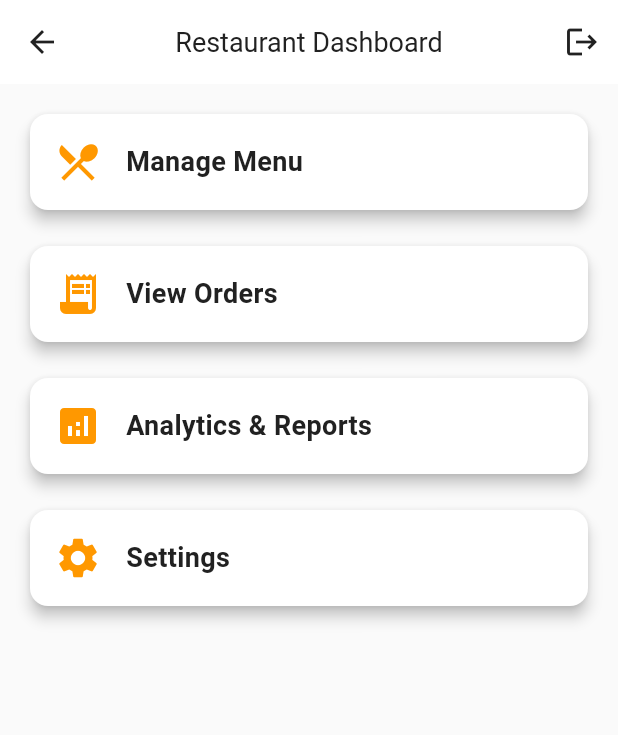
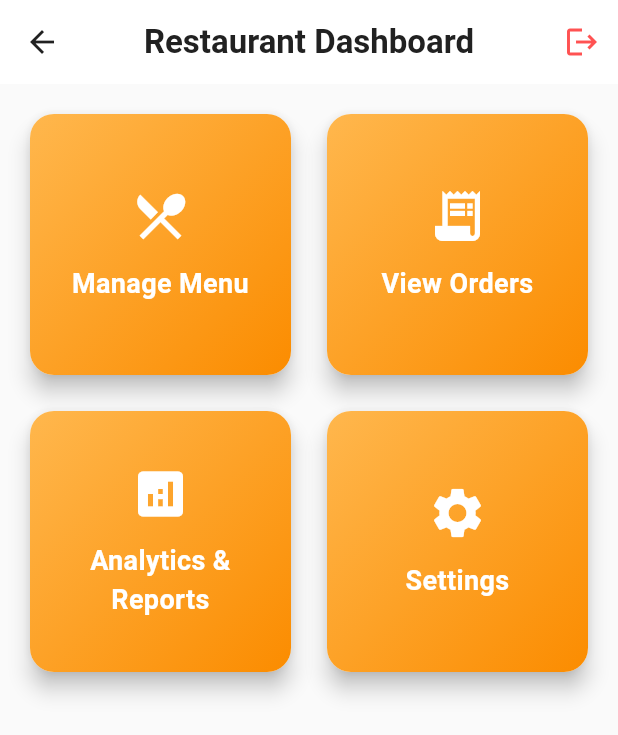
Before and after one commit to HasEEnaEEby/tottouchordertastemobileapplication, a Flutter app: the RestaurantDashboardView screen opened directly, on a phone screen of 412 x 824 dp. Shown: the top 735 px of the screen. Run offline on Flutter 3.47's test engine with Material 3 defaults, Android fonts, the phone set to English and light mode, and no system bars; our stand-ins replace dartz, dio, equatable, flutter_bloc, get_it, hive and 5 more; accounts and stored records are empty; Roboto replaces fonts that are missing (ShipporiMincho-Medium, ShipporiMincho-Regular).

Commit message:
Restaurant Dashboard events

```diff
--- a/lib/features/customer_dashboard/presentation/view/restaurant_dashboard_view.dart
+++ b/lib/features/customer_dashboard/presentation/view/restaurant_dashboard_view.dart
@@ -7,10 +7,11 @@ class RestaurantDashboardView extends StatelessWidget {
   Widget build(BuildContext context) {
     return Scaffold(
       appBar: AppBar(
-        title: const Text('Restaurant Dashboard'),
+        title: const Text('Restaurant Dashboard',
+            style: TextStyle(fontSize: 22, fontWeight: FontWeight.bold)),
         actions: [
           IconButton(
-            icon: const Icon(Icons.logout),
+            icon: const Icon(Icons.logout, color: Colors.redAccent),
             onPressed: () {
               // TODO: Implement logout functionality
             },
@@ -19,8 +20,10 @@ class RestaurantDashboardView extends StatelessWidget {
       ),
       body: Padding(
         padding: const EdgeInsets.all(16.0),
-        child: Column(
-          crossAxisAlignment: CrossAxisAlignment.start,
+        child: GridView.count(
+          crossAxisCount: 2,
+          crossAxisSpacing: 16,
+          mainAxisSpacing: 16,
           children: [
             _buildDashboardCard(
               icon: Icons.restaurant_menu,
@@ -29,7 +32,6 @@ class RestaurantDashboardView extends StatelessWidget {
                 // TODO: Navigate to Menu Management Screen
               },
             ),
-            const SizedBox(height: 16),
             _buildDashboardCard(
               icon: Icons.receipt_long,
               title: 'View Orders',
@@ -37,7 +39,6 @@ class RestaurantDashboardView extends StatelessWidget {
                 // TODO: Navigate to Orders Screen
               },
             ),
-            const SizedBox(height: 16),
             _buildDashboardCard(
               icon: Icons.analytics,
               title: 'Analytics & Reports',
@@ -45,7 +46,6 @@ class RestaurantDashboardView extends StatelessWidget {
                 // TODO: Navigate to Analytics Screen
               },
             ),
-            const SizedBox(height: 16),
             _buildDashboardCard(
               icon: Icons.settings,
               title: 'Settings',
@@ -67,20 +67,34 @@ class RestaurantDashboardView extends StatelessWidget {
     return GestureDetector(
       onTap: onTap,
       child: Card(
-        elevation: 4,
+        elevation: 6,
         shape: RoundedRectangleBorder(
-          borderRadius: BorderRadius.circular(12),
+          borderRadius: BorderRadius.circular(16),
         ),
-        child: Padding(
+        child: Container(
           padding: const EdgeInsets.all(16.0),
-          child: Row(
+          decoration: BoxDecoration(
+            borderRadius: BorderRadius.circular(16),
+            gradient: LinearGradient(
+              colors: [Colors.orange.shade300, Colors.orange.shade600],
+              begin: Alignment.topLeft,
+              end: Alignment.bottomRight,
+            ),
+          ),
+          child: Column(
+            mainAxisAlignment: MainAxisAlignment.center,
+            crossAxisAlignment: CrossAxisAlignment.center,
             children: [
-              Icon(icon, size: 32, color: Colors.orange),
-              const SizedBox(width: 16),
+              Icon(icon, size: 40, color: Colors.white),
+              const SizedBox(height: 12),
               Text(
                 title,
-                style:
-                    const TextStyle(fontSize: 18, fontWeight: FontWeight.bold),
+                textAlign: TextAlign.center,
+                style: const TextStyle(
+                  fontSize: 18,
+                  fontWeight: FontWeight.bold,
+                  color: Colors.white,
+                ),
               ),
             ],
           ),
--- a/lib/features/customer_dashboard/presentation/view_model/customer_dashboard/customer_dashboard_event.dart
+++ b/lib/features/customer_dashboard/presentation/view_model/customer_dashboard/customer_dashboard_event.dart
@@ -35,24 +35,15 @@ class UpdateProfileEvent extends CustomerDashboardEvent {
   List<Object?> get props => [name, email, phoneNumber, profilePicture];
 }
 
-class ChangeTabEvent extends CustomerDashboardEvent {
-  final int index;
+class TabChangedEvent extends CustomerDashboardEvent {
+  final int tabIndex;
 
-  const ChangeTabEvent({required this.index});
+  const TabChangedEvent({required this.tabIndex});
 
   @override
-  List<Object?> get props => [index];
+  List<Object?> get props => [tabIndex];
 }
 
 class LogoutRequestedEvent extends CustomerDashboardEvent {
   const LogoutRequestedEvent();
 }
-
-class CustomerDashboardTabChangedEvent extends CustomerDashboardEvent {
-  final int selectedIndex;
-
-  const CustomerDashboardTabChangedEvent(this.selectedIndex);
-
-  @override
-  List<Object?> get props => [selectedIndex];
-}
```
Also changed, not shown: lib/features/customer_dashboard/presentation/view_model/customer_dashboard/customer_dashboard_state.dart (+4 -9 lines).
